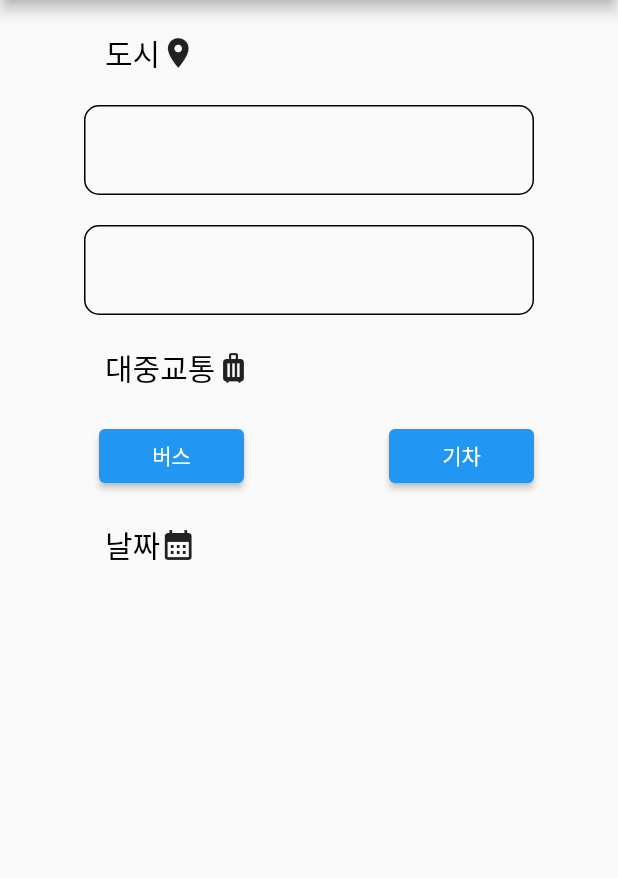
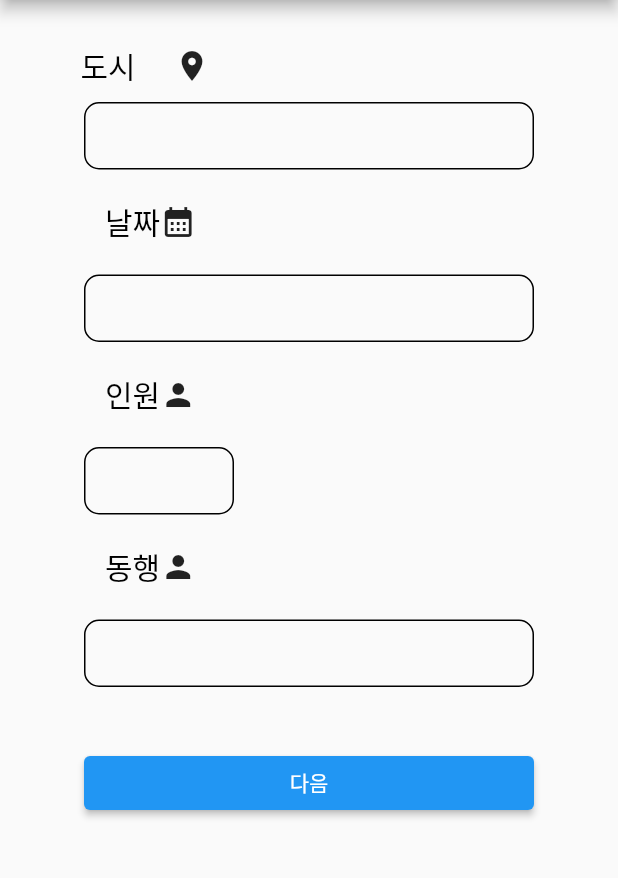
Before and after one commit to Letgojo/App, a Flutter app: the TripNo1 screen opened directly, on a phone screen of 412 x 824 dp, the part 84-962 px from its top. Run offline on Flutter 3.47's test engine with Material 2 defaults, Android fonts, the phone set to English and light mode, and no system bars; our stand-ins replace calendar_date_picker2, card_swiper, dio, firebase_core, google_fonts, image_picker; missing offline and left inert: bs_flutter_selectbox; accounts and stored records are empty; Roboto replaces fonts that are missing (Jua); statements that could not run were skipped.

Commit message:
🚀feat:아니요 페이지완성

```diff
--- a/triptokorea/lib/Pages/Trip/TripNoPage/TripNo1.dart
+++ b/triptokorea/lib/Pages/Trip/TripNoPage/TripNo1.dart
@@ -1,6 +1,8 @@
+import 'package:calendar_date_picker2/calendar_date_picker2.dart';
 import 'package:flutter/material.dart';
 import 'package:google_fonts/google_fonts.dart';
 import 'package:triptokorea/Pages/Home/Homepage.dart';
+import 'package:triptokorea/Pages/Trip/TripNoPage/TripNo2.dart';
 
 import '../../Menu/menuBar.dart';
 
@@ -38,60 +40,25 @@ class _TripNo1State extends State<TripNo1> {
       body: Column(
         children: [
           Container(
-            margin: const EdgeInsets.only(top: 20, left: 70, bottom: 20),
+            margin: const EdgeInsets.only(top: 20, left: 40),
             child: Row(
               children: [
-                Text(
-                  "도시",
-                  style: GoogleFonts.jua(
-                      textStyle: TextStyle(fontSize: 20, color: Colors.black)),
-                ),
-                Icon(Icons.location_on)
+                TextButton(
+                    onPressed: () {},
+                    child: Text('도시',
+                        style: GoogleFonts.jua(
+                            textStyle:
+                                TextStyle(fontSize: 20, color: Colors.black)))),
+                IconButton(onPressed: () {}, icon: Icon(Icons.location_on))
               ],
             ),
           ),
           Container(
             width: 300,
-            height: 60,
+            height: 45,
             decoration: BoxDecoration(
                 border: Border.all(width: 1),
                 borderRadius: BorderRadius.circular(10)),
-          ),
-          Container(
-            margin: EdgeInsets.only(top: 20),
-            width: 300,
-            height: 60,
-            decoration: BoxDecoration(
-                border: Border.all(width: 1),
-                borderRadius: BorderRadius.circular(10)),
-          ),
-          Container(
-            margin: const EdgeInsets.only(top: 20, left: 70, bottom: 20),
-            child: Row(
-              children: [
-                Text(
-                  "대중교통",
-                  style: GoogleFonts.jua(
-                      textStyle: TextStyle(fontSize: 20, color: Colors.black)),
-                ),
-                Icon(Icons.luggage)
-              ],
-            ),
-          ),
-          Container(
-            margin: EdgeInsets.only(left: 10),
-            width: 290,
-            child: Row(
-              children: [
-                Expanded(
-                  child: ElevatedButton(onPressed: () {}, child: Text("버스")),
-                ),
-                Expanded(child: Text(" ")),
-                Expanded(
-                  child: ElevatedButton(onPressed: () {}, child: Text("기차")),
-                ),
-              ],
-            ),
           ),
           Container(
             margin: const EdgeInsets.only(top: 20, left: 70, bottom: 20),
@@ -106,6 +73,68 @@ class _TripNo1State extends State<TripNo1> {
               ],
             ),
           ),
+          Container(
+            width: 300,
+            height: 45,
+            decoration: BoxDecoration(
+                border: Border.all(width: 1),
+                borderRadius: BorderRadius.circular(10)),
+          ),
+          Container(
+            margin: const EdgeInsets.only(top: 20, left: 70, bottom: 20),
+            child: Row(
+              children: [
+                Text(
+                  "인원",
+                  style: GoogleFonts.jua(
+                      textStyle: TextStyle(fontSize: 20, color: Colors.black)),
+                ),
+                Icon(Icons.person)
+              ],
+            ),
+          ),
+          Container(
+            width: 100,
+            height: 45,
+            margin: EdgeInsets.only(right: 200),
+            decoration: BoxDecoration(
+                border: Border.all(width: 1),
+                borderRadius: BorderRadius.circular(10)),
+          ),
+          Container(
+            margin: const EdgeInsets.only(top: 20, left: 70, bottom: 20),
+            child: Row(
+              children: [
+                Text(
+                  "동행",
+                  style: GoogleFonts.jua(
+                      textStyle: TextStyle(fontSize: 20, color: Colors.black)),
+                ),
+                Icon(Icons.person)
+              ],
+            ),
+          ),
+          Container(
+            width: 300,
+            height: 45,
+            decoration: BoxDecoration(
+                border: Border.all(width: 1),
+                borderRadius: BorderRadius.circular(10)),
+          ),
+          SizedBox(
+            height: 40,
+          ),
+          Container(
+              child: SizedBox(
+            width: 300,
+            child: ElevatedButton(
+              onPressed: () {
+                Navigator.push(context,
+                    MaterialPageRoute(builder: (context) => const TripNo2()));
+              },
+              child: Text("다음"),
+            ),
+          ))
         ],
       ),
     );
```
Also changed, not shown: triptokorea/lib/Pages/Trip/TripNoPage/TripNo2.dart (added, +149 -0 lines), triptokorea/lib/Pages/Trip/TripNoPage/TripNo3_busan.dart (added, +86 -0 lines), triptokorea/lib/Pages/Trip/TripNoPage/TripNo3_daegu.dart (added, +86 -0 lines), triptokorea/lib/Pages/Trip/TripNoPage/TripNo3_gyeongju.dart (added, +86 -0 lines), triptokorea/lib/Pages/Trip/TripNoPage/TripNo3_pohang.dart (added, +86 -0 lines).
